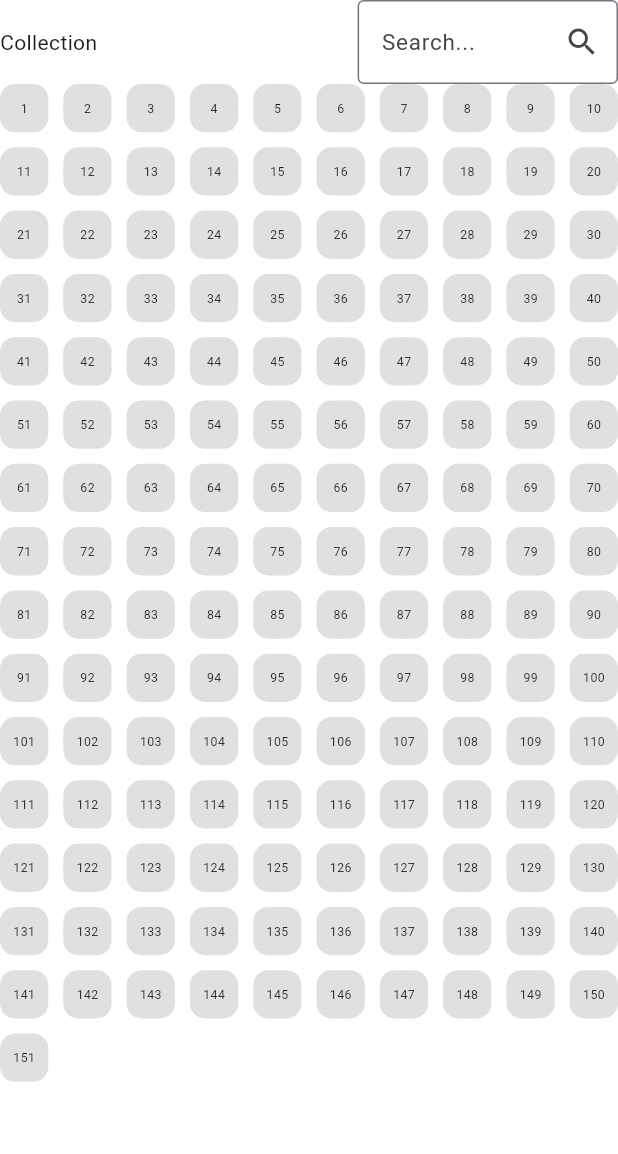
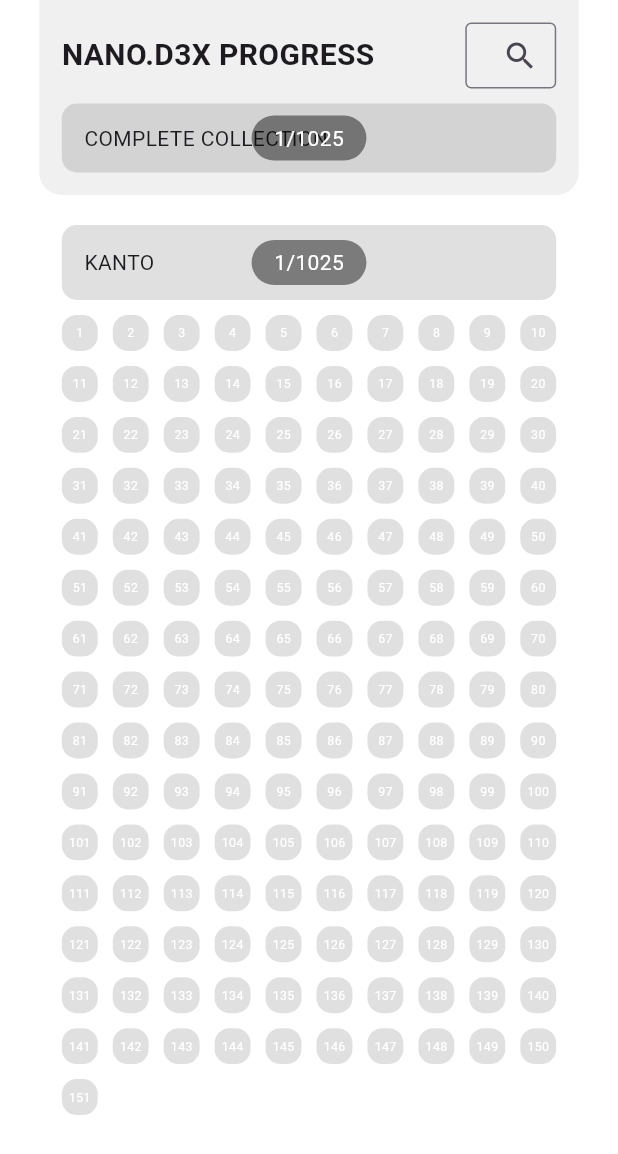
Before and after one commit to gobrianyu/nanod3x, a Flutter app: the screen it shows after launch, on a phone screen of 412 x 824 dp. Shown: the top 1154 px of the screen. Run offline on Flutter 3.47's test engine with Material 3 defaults, Android fonts, the phone set to English and light mode, and no system bars; our stand-ins replace firebase_core; accounts and stored records are empty.

Commit message:
UI update

```diff
--- a/lib/collection.dart
+++ b/lib/collection.dart
@@ -1,3 +1,5 @@
+import 'dart:ui';
+
 import 'package:flutter/material.dart';
 
 class Collection extends StatefulWidget{
@@ -13,6 +15,11 @@ class _CollectionState extends State<Collection> {
   bool darkMode = false;
   Color mainColour = Colors.white;
   Color invertColour = Colors.black;
+  Color accentColourLight = Colors.black12;
+  Color accentColourDark = Colors.black45;
+  Color solidAccentColourLight = Color.fromARGB(255, 240, 240, 240);
+  final double appBarHeight = 130;
+  double screenWidth = 100;
 
   @override
   void initState() {
@@ -21,13 +28,61 @@ class _CollectionState extends State<Collection> {
 
   @override
   Widget build(BuildContext context) {
+    screenWidth = MediaQuery.of(context).size.width;
     return Scaffold(
       backgroundColor: mainColour,
-      appBar: PreferredSize(
-        preferredSize: Size(double.infinity, 100),
+      body: Stack(
+        children: [
+          ListView(
+            primary: true,
+            children: <Widget>[
+              SizedBox(height: appBarHeight + 10),
+              _regionHeader('kanto'),
+              GridView.count(
+                padding: EdgeInsets.only(left: screenWidth / 10, right: screenWidth / 10, bottom: 40),
+                physics: const NeverScrollableScrollPhysics(),
+                shrinkWrap: true,
+                primary: false,
+                crossAxisSpacing: 10,
+                mainAxisSpacing: 10,
+                crossAxisCount: 10,
+                children: _testGrid()
+              ),
+            ],
+          ),
+          _appBar()
+        ],
+      ),
+    );
+  }
+
+  Widget _appBar() {
+    return Positioned(
+      top: 0,
+      left: 0,
+      right: 0,
+      child: Container(
+        margin: EdgeInsets.only(left: screenWidth / 10 - 15, right: screenWidth / 10 - 15),
+        padding: EdgeInsets.only(top: 15, left: 15, right: 15, bottom: 5),
+        width: double.infinity,
+        height: appBarHeight,
+        decoration: BoxDecoration(
+          color: solidAccentColourLight,
+          borderRadius: BorderRadius.only(bottomLeft: Radius.circular(15), bottomRight: Radius.circular(15))
+        ),
+        child: Column(
+          children: [
+            Expanded(
+              flex: 2,
               child: Row(
                 children: [
-            Text("Collection"),
+                  Text(
+                    'NANO.D3X PROGRESS',
+                    style: TextStyle(
+                      fontSize: 20,
+                      fontWeight: FontWeight.bold
+                    )
+                  ),
                   Spacer(),
                   Expanded(
                     child: TextField(
@@ -44,22 +99,96 @@ class _CollectionState extends State<Collection> {
                     ),
                   )
                 ],
+              ),
+            ),
+            Expanded(
+              flex: 3,
+              child: SizedBox(
+                width: double.infinity,
+                child: Container(
+                  padding: EdgeInsets.only(left: 15, right: 15),
+                  margin: EdgeInsets.only(top: 10, bottom: 10),
+                  decoration: BoxDecoration(
+                    borderRadius: BorderRadius.circular(10),
+                    color: accentColourLight
+                  ),
+                  child: Stack(
+                    alignment: Alignment.center,
+                    children: [
+                      Row(
+                        children: [
+                          Text('COMPLETE COLLECTION'),
+                        ],
+                      ),
+                      Container(
+                        padding: EdgeInsets.only(top: 5, bottom: 5, left: 15, right: 15),
+                        decoration: BoxDecoration(
+                          color: accentColourDark,
+                          borderRadius: BorderRadius.circular(100)
+                        ),
+                        child: Text(
+                          '1/1025',
+                          style: TextStyle(
+                            color: mainColour
+                          ),
+                        )
+                      )
+                    ],
+                  )
                 )
               ),
-      body: ListView(
-        primary: true,
-        children: [
-          GridView.count(
-            physics: const NeverScrollableScrollPhysics(),
-            shrinkWrap: true,
-            primary: false,
-            crossAxisSpacing: 10,
-            mainAxisSpacing: 10,
-            crossAxisCount: 10,
-            children: _testGrid()
-          ),
+            )
           ],
         ),
+      )
+    );
+  }
+
+  Widget _regionFilterButton(String region) {
+    return AspectRatio(
+      aspectRatio: 2,
+      child: Container(
+        margin: EdgeInsets.all(10),
+        decoration: BoxDecoration(
+          color: accentColourLight,
+          borderRadius: BorderRadius.circular(10)
+        ),
+        child: Center(child: Text(region))
+      ),
+    );
+  }
+
+  Widget _regionHeader(String region) {
+    return Container(
+      padding: EdgeInsets.only(left: 15, right: 15, top: 10, bottom: 10),
+      margin: EdgeInsets.only(top: 10, bottom: 10, left: screenWidth / 10, right: screenWidth / 10),
+      decoration: BoxDecoration(
+        borderRadius: BorderRadius.circular(10),
+        color: accentColourLight
+      ),
+      child: Stack(
+        alignment: Alignment.center,
+        children: [
+          Row(
+            children: [
+              Text(region.toUpperCase()),
+            ],
+          ),
+          Container(
+            padding: EdgeInsets.only(top: 5, bottom: 5, left: 15, right: 15),
+            decoration: BoxDecoration(
+              color: accentColourDark,
+              borderRadius: BorderRadius.circular(100)
+            ),
+            child: Text(
+              '1/1025',
+              style: TextStyle(
+                color: mainColour
+              ),
+            )
+          )
+        ],
+      )
     );
   }
 
@@ -69,10 +198,10 @@ class _CollectionState extends State<Collection> {
       tiles.add(
         Container(
           decoration: BoxDecoration(
-            color: Colors.black12,
-            borderRadius: BorderRadius.all(Radius.circular(10))
+            color: accentColourLight,
+            borderRadius: BorderRadius.circular(10)
           ),
-          child: Center(child: Text('${i+1}', style: TextStyle(fontSize: MediaQuery.of(context).size.width / 50)))
+          child: Center(child: Text('${i+1}', style: TextStyle(fontSize: screenWidth / 50, color: mainColour)))
         )
       );
     }
@@ -84,3 +213,12 @@ class _CollectionState extends State<Collection> {
     return Container();
   }
 }
+
+
+class CustomScrollBehavior extends MaterialScrollBehavior {
+  @override
+  Set<PointerDeviceKind> get dragDevices => {
+    PointerDeviceKind.touch,
+    PointerDeviceKind.mouse,
+  };
+}
```
Also changed, not shown: 1 other file. Lines whose indentation alone changed are shown as unchanged.
